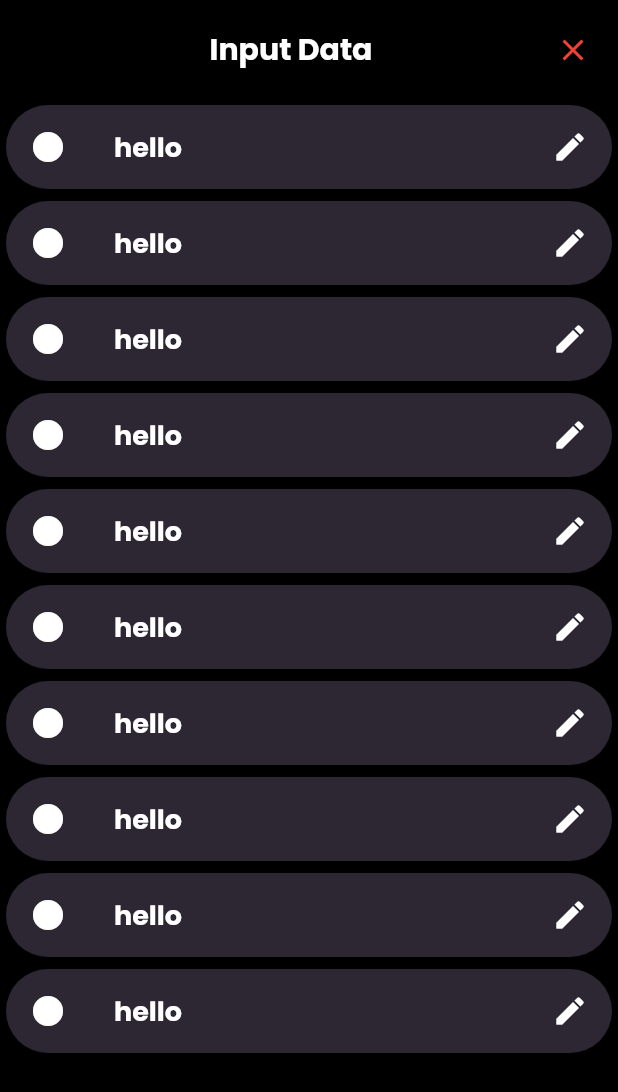
After one commit to najafmohammed/cardio_ai, a Flutter app: the BottomModal screen opened directly, on a phone screen of 412 x 824 dp. The commit adds this screen. Shown: the top 1092 px of the screen. Run offline on Flutter 3.47's test engine with Material 2 defaults, Android fonts, the light colour scheme and no system bars; drawn by our look-alikes of auto_animated; our stand-ins replace animated_text_kit, countup, curved_navigation_bar, firebase_auth, firebase_core, flutter_spinkit; missing offline and left inert: animate_icons; accounts and stored records are empty.

Commit message:
modal and home list auto anim

```diff
--- a/lib/homePages/home_page.dart
+++ b/lib/homePages/home_page.dart
@@ -1,3 +1,4 @@
+import 'package:auto_animated/auto_animated.dart';
 import 'package:cardio_ai/models/quickInfoModel.dart';
 import 'package:flutter/material.dart';
 import 'package:cardio_ai/HomeWidgets/QuickInfo/quick_info.dart';
@@ -10,8 +11,6 @@ class HomePage extends StatefulWidget {
 }
 
 DateTime date = DateTime.now();
-
-class _HomePageState extends State<HomePage> {
 List<QuickInfoModel> model = <QuickInfoModel>[
   QuickInfoModel(
       title: "AI Prediction",
@@ -19,7 +18,7 @@ class _HomePageState extends State<HomePage> {
       value: 50,
       prev: 49,
       colorValue: Color(0xFF1BB2ED),
-        imageLoc:"assets/images/AI.png" ,
+      imageLoc: "assets/images/AI.png",
       remark: "Good"),
   QuickInfoModel(
       title: "Heart Rate",
@@ -27,7 +26,7 @@ class _HomePageState extends State<HomePage> {
       value: 50,
       prev: 49,
       colorValue: Color(0xFFed1b24),
-        imageLoc:"assets/images/heartRate.png" ,
+      imageLoc: "assets/images/heartRate.png",
       remark: "Good"),
   QuickInfoModel(
       title: "Blood pressure",
@@ -35,7 +34,7 @@ class _HomePageState extends State<HomePage> {
       value: 50,
       prev: 49,
       colorValue: Color(0xFFd8453e),
-        imageLoc:"assets/images/bloodPressure.png" ,
+      imageLoc: "assets/images/bloodPressure.png",
       remark: "Good"),
   QuickInfoModel(
       title: "Fasting Blood Sugar",
@@ -43,7 +42,7 @@ class _HomePageState extends State<HomePage> {
       value: 50,
       prev: 49,
       colorValue: Color(0xFF319997),
-        imageLoc:"assets/images/bloodSugar.png" ,
+      imageLoc: "assets/images/bloodSugar.png",
       remark: "Good"),
   QuickInfoModel(
       title: "Cholesterol",
@@ -51,24 +50,71 @@ class _HomePageState extends State<HomePage> {
       value: 50,
       prev: 49,
       colorValue: Color(0xFFff7f27),
-        imageLoc:"assets/images/cholesterol.png" ,
+      imageLoc: "assets/images/cholesterol.png",
       remark: "Good"),
 ];
+final options = LiveOptions(
+  // Start animation after (default zero)
+  delay: Duration(milliseconds: 10),
+
+  // Show each item through (default 250)
+  showItemInterval: Duration(milliseconds: 200),
+
+  // Animation duration (default 250)
+  showItemDuration: Duration(milliseconds: 200),
+
+  // Animations starts at 0.05 visible
+  // item fraction in sight (default 0.025)
+  visibleFraction: 0.05,
+
+  // Repeat the animation of the appearance
+  // when scrolling in the opposite direction (default false)
+  // To get the effect as in a showcase for ListView, set true
+  reAnimateOnVisibility: false,
+);
+// Build animated item (helper for all examples)
+Widget buildAnimatedItem(
+  BuildContext context,
+  int index,
+  Animation<double> animation,
+) =>
+    // For example wrap with fade transition
+    FadeTransition(
+      opacity: Tween<double>(
+        begin: 0,
+        end: 1,
+      ).animate(animation),
+      // And slide transition
+      child: SlideTransition(
+        position: Tween<Offset>(
+          begin: Offset(0, -0.1),
+          end: Offset.zero,
+        ).animate(animation),
+        // Paste you Widget
+        child: QuickInfo(
+          info: model[index],
+        ),
+      ),
+    );
+
+class _HomePageState extends State<HomePage> {
+
   @override
   Widget build(BuildContext context) {
     return Column(
       children: [
         Expanded(
-          child: ListView.builder(
-            itemCount: 5,
-            shrinkWrap: true,
-            primary: false,
-            itemBuilder: (context, index) {
-              return QuickInfo(
-                info: model[index],
-              );
-            },
-          ),
+          child: LiveList.options(
+            options: options,
+
+            // Like ListView.builder, but also includes animation property
+            itemBuilder: buildAnimatedItem,
+
+            // Other properties correspond to the
+            // `ListView.builder` / `ListView.separated` widget
+            scrollDirection: Axis.vertical,
+            itemCount: model.length,
+          )
         ),
       ],
     );
--- /dev/null
+++ b/lib/homePages/inputPage/modalSection/bottomModal.dart
@@ -0,0 +1,112 @@
+import 'package:auto_animated/auto_animated.dart';
+import 'package:cardio_ai/homePages/inputPage/modalSection/modal_tile.dart';
+import 'package:cardio_ai/shared/ColorApp.dart';
+import 'package:flutter/material.dart';
+
+class BottomModal extends StatefulWidget {
+  const BottomModal({Key key}) : super(key: key);
+
+  @override
+  _BottomModalState createState() => _BottomModalState();
+}
+
+final options = LiveOptions(
+  // Start animation after (default zero)
+  delay: Duration(milliseconds: 10),
+
+  // Show each item through (default 250)
+  showItemInterval: Duration(milliseconds: 200),
+
+  // Animation duration (default 250)
+  showItemDuration: Duration(milliseconds: 200),
+
+  // Animations starts at 0.05 visible
+  // item fraction in sight (default 0.025)
+  visibleFraction: 0.05,
+
+  // Repeat the animation of the appearance
+  // when scrolling in the opposite direction (default false)
+  // To get the effect as in a showcase for ListView, set true
+  reAnimateOnVisibility: false,
+);
+// Build animated item (helper for all examples)
+Widget buildAnimatedItem(
+  BuildContext context,
+  int index,
+  Animation<double> animation,
+) =>
+    // For example wrap with fade transition
+    FadeTransition(
+      opacity: Tween<double>(
+        begin: 0,
+        end: 1,
+      ).animate(animation),
+      // And slide transition
+      child: SlideTransition(
+        position: Tween<Offset>(
+          begin: Offset(0, -0.1),
+          end: Offset.zero,
+        ).animate(animation),
+        // Paste you Widget
+        child: ModalTile(),
+      ),
+    );
+
+class _BottomModalState extends State<BottomModal> {
+  @override
+  Widget build(BuildContext context) {
+    return Scaffold(
+      backgroundColor: Colors.black,
+      body: Column(
+        mainAxisSize: MainAxisSize.max,
+        children: <Widget>[
+          Padding(
+            padding: const EdgeInsets.all(18.0),
+            child: Row(
+              mainAxisAlignment: MainAxisAlignment.spaceBetween,
+              children: [
+                Container(),
+                Text(
+                  "Input Data",
+                  style: whitePopLarge(
+                    Colors.white,
+                  ),
+                ),
+                InkWell(
+                    onTap: () {},
+                    child: Icon(
+                      Icons.close,
+                      color: Colors.red,
+                    )),
+              ],
+            ),
+          ),
+          Expanded(
+              child: LiveList.options(
+            options: options,
+
+            // Like ListView.builder, but also includes animation property
+            itemBuilder: buildAnimatedItem,
+
+            // Other properties correspond to the
+            // `ListView.builder` / `ListView.separated` widget
+            scrollDirection: Axis.vertical,
+            itemCount: 10,
+          )),
+        ],
+      ),
+    );
+  }
+}
+//
+// Padding(
+// padding: const EdgeInsets.all(8.0),
+// child: ListView.builder(
+// itemCount: 15,
+// shrinkWrap: true,
+// primary: false,
+// itemBuilder: (context, index) {
+// return ModalTile();
+// },
+// ),
+// ),
--- /dev/null
+++ b/lib/homePages/inputPage/modalSection/modal_tile.dart
@@ -0,0 +1,30 @@
+import 'package:cardio_ai/shared/ColorApp.dart';
+import 'package:flutter/material.dart';
+
+class ModalTile extends StatefulWidget {
+  ModalTile({Key key}) : super(key: key);
+
+  @override
+  _ModalTileState createState() => _ModalTileState();
+}
+
+class _ModalTileState extends State<ModalTile> {
+  @override
+  Widget build(BuildContext context) {
+    return Card(
+        color: darkCard,
+        shape: RoundedRectangleBorder(
+        borderRadius: BorderRadius.only(
+        bottomLeft: Radius.circular(90),
+    bottomRight: Radius.circular(90),
+    topLeft: Radius.circular(90),
+    topRight: Radius.circular(90)),
+    ),
+    child: ListTile(
+    leading: Icon(Icons.circle,color: Colors.white,),
+    title: Text("hello",style: whitePop(Colors.white),),
+      trailing: Icon(Icons.edit,color: Colors.white),
+    )
+    );
+  }
+}
--- a/pubspec.yaml
+++ b/pubspec.yaml
@@ -39,6 +39,7 @@ dependencies:
   countup: ^0.1.3
   modal_bottom_sheet: ^2.0.0
   animated_text_kit: ^4.2.1
+  auto_animated: ^3.0.0
   animate_icons: ^2.0.0
 
 
```
Also changed, not shown: lib/HomeWidgets/QuickInfo/quick_info.dart (+41 -32 lines), lib/homePages/inputPage/inputs.dart (+4 -35 lines), pubspec.lock. Lines whose indentation alone changed are shown as unchanged.
